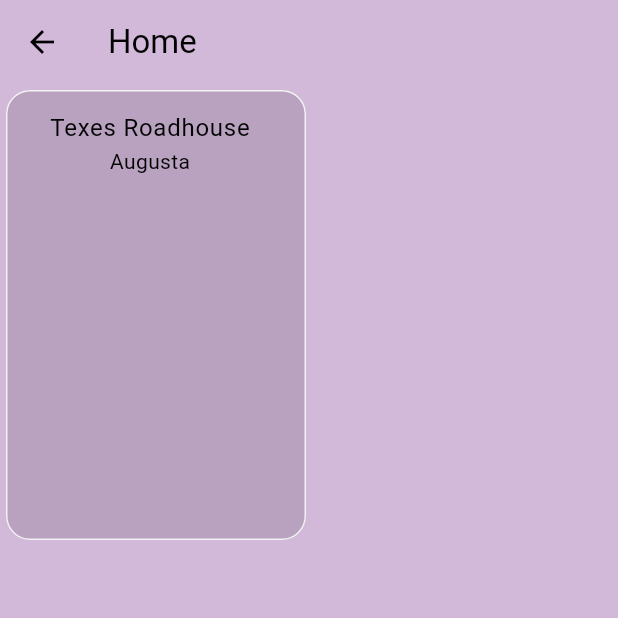
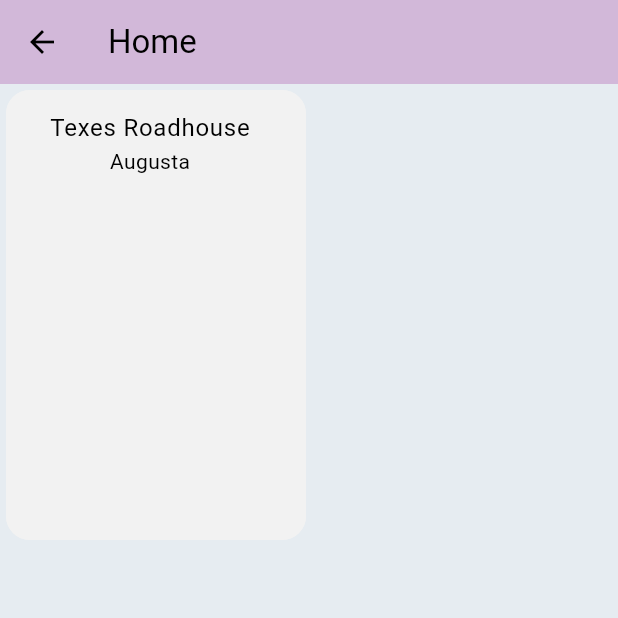
Before and after one commit to Kindlewing/bathroom_rating, a Flutter app: the Home screen opened directly, on a phone screen of 412 x 824 dp, the top half of it. Run offline on Flutter 3.47's test engine with Material 2 defaults, Android fonts, the light colour scheme and no system bars.

Commit message:
Working on theme

```diff
--- a/lib/home.dart
+++ b/lib/home.dart
@@ -10,6 +10,7 @@
         appBar: AppBar(
           title: const Text("Home"),
         ),
+        backgroundColor: Theme.of(context).colorScheme.tertiary,
         body: const ReviewCard());
   }
 }
--- a/lib/review_card.dart
+++ b/lib/review_card.dart
@@ -9,7 +9,7 @@
   Widget build(BuildContext context) {
     return Card(
         elevation: 0,
-        color: Theme.of(context).colorScheme.onSurface.withOpacity(0.12),
+        color: Theme.of(context).colorScheme.onPrimary,
         shape: RoundedRectangleBorder(
             side: BorderSide(color: Theme.of(context).colorScheme.onSecondary),
             borderRadius: const BorderRadius.all(Radius.circular(16))),
--- a/lib/themes/purple.dart
+++ b/lib/themes/purple.dart
@@ -6,6 +6,7 @@
   static const Color deepLightPurple = Color(0xFF9F85A6);
   static const Color lightPurple = Color(0xFFD2B8D9);
   static const Color white = Color(0xFFF2F2F2);
+  static const Color grey = Color(0xFFE6ECF1);
 
   static const ColorScheme theme = ColorScheme(
       brightness: Brightness.dark,
@@ -13,6 +14,7 @@
       onPrimary: white,
       secondary: deepLightPurple,
       onSecondary: white,
+      tertiary: grey,
       error: deepDarkPurple,
       onError: white,
       background: darkPurple,
```
